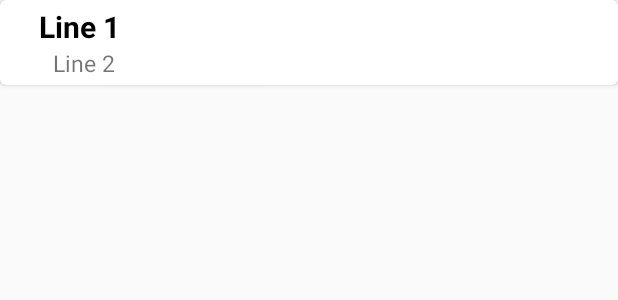
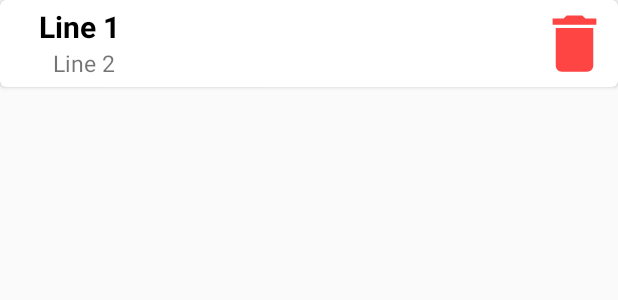
Before and after one commit to praeveen099/Schedule, an Android app: the layout activity_item.xml on its own in the app's theme, with its tools: preview values and no code run, on a phone screen of 412 x 824 dp. Shown: the top 300 px of the screen. Run offline under Robolectric (Android 15) with nearby library versions, the phone set to English and light mode, and no system bars.

Commit message:
Allow users to delete an activity
There is an image of a trash can when clicked on

will allow users to delete that specific activity

in a date. The delete will be permanent

```diff
--- /dev/null
+++ b/app/src/main/res/drawable/ic_delete.xml
@@ -0,0 +1,9 @@
+<vector xmlns:android="http://schemas.android.com/apk/res/android"
+    android:width="24dp"
+    android:height="24dp"
+    android:viewportWidth="24"
+    android:viewportHeight="24">
+  <path
+      android:fillColor="@android:color/holo_red_light"
+      android:pathData="M6,19c0,1.1 0.9,2 2,2h8c1.1,0 2,-0.9 2,-2V7H6v12zM19,4h-3.5l-1,-1h-5l-1,1H5v2h14V4z"/>
+</vector>
--- a/app/src/main/res/layout/activity_item.xml
+++ b/app/src/main/res/layout/activity_item.xml
@@ -39,6 +39,16 @@
             android:text="@string/line_2"
             android:textSize="15sp" />
 
+        <ImageView
+            android:id="@+id/image_delete"
+            android:layout_width="50dp"
+            android:layout_height="50dp"
+            android:layout_alignParentTop="true"
+            android:layout_alignParentEnd="true"
+            android:layout_alignParentRight="true"
+            android:contentDescription="@string/delete_the_activity"
+            android:src="@drawable/ic_delete" />
+
     </RelativeLayout>
 
 </androidx.cardview.widget.CardView>
--- a/app/src/main/res/values/strings.xml
+++ b/app/src/main/res/values/strings.xml
@@ -18,5 +18,6 @@
     <string name="line_1">Line 1</string>
     <string name="line_2">Line 2</string>
     <string name="calendar">Calendar</string>
+    <string name="delete_the_activity">Delete The Activity</string>
 
 </resources>
```
Also changed, not shown: app/src/main/java/com/example/schedule/ActivityForSpecificDateAdapter.java (+29 -3 lines), app/src/main/java/com/example/schedule/ScheduleForASpecificDateActivity.java (+84 -20 lines).
